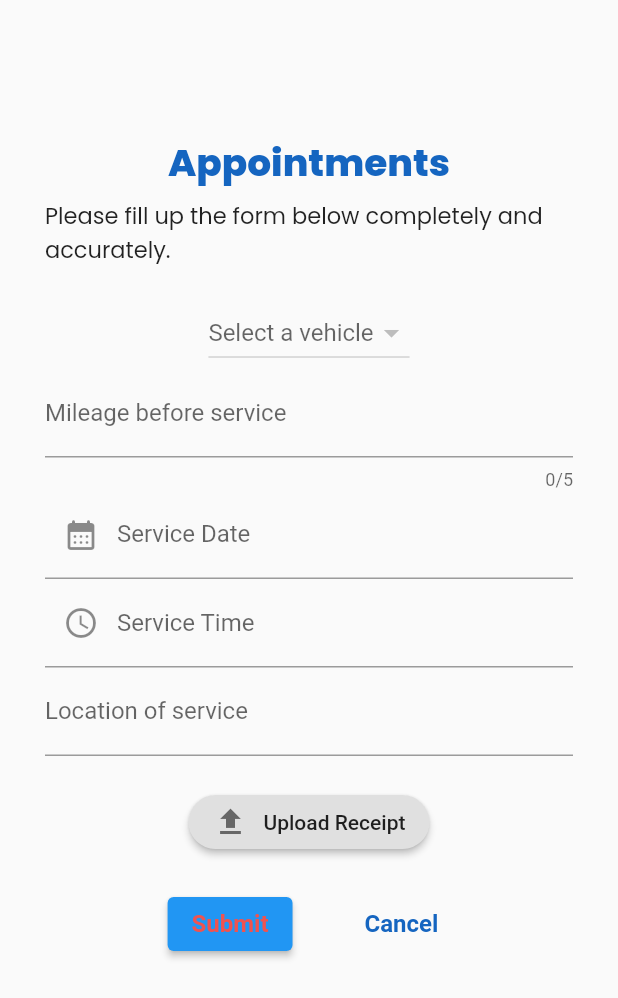
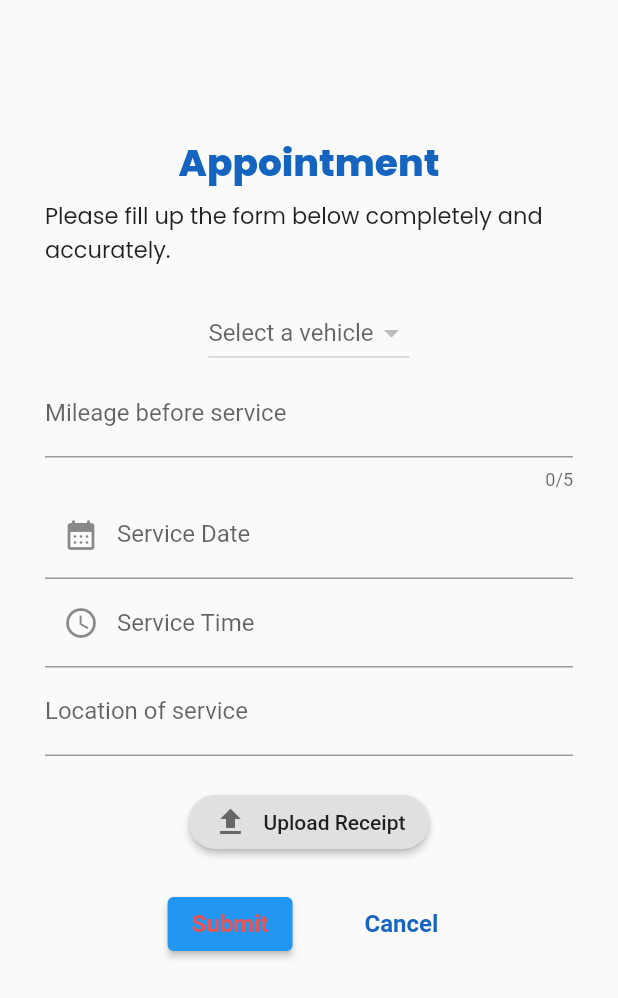
Before and after one commit to dijjeu/fleet_monitoring, a Flutter app: the VehicleService screen opened directly, after a tap on "Appointments", on a phone screen of 412 x 824 dp. Shown: the top 998 px of the screen. Run offline on Flutter 3.47's test engine with Material 2 defaults, Android fonts, the light colour scheme and no system bars; our stand-ins replace curved_navigation_bar, file_picker, flutter_local_notifications, google_fonts, open_file, shared_preferences; accounts and stored records are empty.

Commit message:
appointment - slightly working
- if appt = display alert dialog if 1 week prior to appt
 > issues: only one appointment will show after adding 2nd registration expiry
- notifications: should be in order when they were added; not by list

```diff
--- a/lib/dashboard_screen.dart
+++ b/lib/dashboard_screen.dart
@@ -1,9 +1,6 @@
-import 'package:fleet_monitoring/login/login.dart';
-import 'package:fleet_monitoring/notification.dart';
 import 'package:fleet_monitoring/repositories/app_state.dart';
 import 'package:fleet_monitoring/repositories/vehicle.dart';
 import 'package:fleet_monitoring/vehicle/vehicle_entry.dart';
-import 'package:fleet_monitoring/vehicle/vehicle_service.dart';
 import 'package:flutter/material.dart';
 import 'package:flutter_local_notifications/flutter_local_notifications.dart';
 import 'package:google_fonts/google_fonts.dart';
--- a/lib/home.dart
+++ b/lib/home.dart
@@ -1,10 +1,7 @@
 import 'package:curved_navigation_bar/curved_navigation_bar.dart';
-import 'package:fleet_monitoring/auth/auth.dart';
 import 'package:fleet_monitoring/dashboard_screen.dart';
 import 'package:fleet_monitoring/notification.dart';
 import 'package:fleet_monitoring/profile_screen.dart';
-import 'package:fleet_monitoring/repositories/service_entry.dart';
-import 'package:fleet_monitoring/repositories/user_repository.dart';
 import 'package:fleet_monitoring/vehicle/vehicle_service.dart';
 import 'package:flutter/material.dart';
 
--- a/lib/login/login.dart
+++ b/lib/login/login.dart
@@ -114,9 +114,7 @@ class _LoginState extends State<Login> {
                   ElevatedButton(
                     onPressed: () {
                       if (_formKey.currentState!.validate()) {
-                        if (Authentication.getLoggedInUser() != null) {
-                          _login();
-                        }
+                        _login();
                         //_login();
                       } else {
                         ScaffoldMessenger.of(context).showSnackBar(
--- a/lib/login/register.dart
+++ b/lib/login/register.dart
@@ -6,7 +6,6 @@ import 'package:shared_preferences/shared_preferences.dart';
 
 import '../home.dart';
 import '../login/login.dart';
-import '../profile_screen.dart';
 import '../repositories/app_state.dart';
 import '../repositories/user_repository.dart';
 
--- a/lib/repositories/app_state.dart
+++ b/lib/repositories/app_state.dart
@@ -1,3 +1,4 @@
+import 'package:fleet_monitoring/repositories/service_entry.dart';
 import 'package:fleet_monitoring/repositories/user_repository.dart';
 import 'package:fleet_monitoring/repositories/vehicle.dart';
 import 'package:flutter/material.dart';
@@ -7,6 +8,11 @@ import 'package:provider/provider.dart';
 class AppState extends ChangeNotifier {
   List<VehicleDetails> vehicleDetails = List.empty(growable: true);
   List<VehicleDetails> allVehicles = List.empty(growable: true);
+  List<ServiceEntry> _serviceEntries = [];
+
+  List<ServiceEntry> get serviceEntries => _serviceEntries;
+
+
 
   UserRepository? _userData;
   UserRepository? get userData => _userData;
@@ -21,6 +27,11 @@ class AppState extends ChangeNotifier {
 
   void setVehicleDetail(VehicleDetails vehicleDetail) {
     _vehicleDetail = vehicleDetail;
+    notifyListeners();
+  }
+
+  setServiceEntries(List<ServiceEntry> entries) {
+    _serviceEntries = entries;
     notifyListeners();
   }
 
--- a/lib/repositories/service_entry.dart
+++ b/lib/repositories/service_entry.dart
@@ -1,4 +1,6 @@
-class ServiceEntry {
+import 'package:flutter/cupertino.dart';
+
+class ServiceEntry with ChangeNotifier{
   final String serviceType;
   final String odometer;
   final String serviceDate;
--- a/lib/vehicle/vehicle_entry.dart
+++ b/lib/vehicle/vehicle_entry.dart
@@ -3,7 +3,6 @@ import 'package:flutter/material.dart';
 import 'package:google_fonts/google_fonts.dart';
 import 'package:intl/intl.dart';
 import 'package:provider/provider.dart';
-import 'package:shared_preferences/shared_preferences.dart';
 
 import '../repositories/app_state.dart';
 
--- a/lib/vehicle/vehicle_service.dart
+++ b/lib/vehicle/vehicle_service.dart
@@ -1,16 +1,10 @@
 import 'package:file_picker/file_picker.dart';
-import 'package:fleet_monitoring/notification.dart';
 import 'package:fleet_monitoring/repositories/vehicle.dart';
-import 'package:fleet_monitoring/services/battery_replace.dart';
-import 'package:fleet_monitoring/services/wiper_replace.dart';
-import 'package:fleet_monitoring/vehicle/vehicle_report.dart';
 import 'package:flutter/material.dart';
 import 'package:google_fonts/google_fonts.dart';
 import 'package:intl/intl.dart';
 import 'package:open_file/open_file.dart';
 import 'package:provider/provider.dart';
-
-import '../repositories/app_data.dart';
 import '../repositories/app_state.dart';
 import '../services/service_card.dart';
 import '../repositories/service_entry.dart';
@@ -34,6 +28,7 @@ class _VehicleServiceState extends State<VehicleService>
 
   bool appointmentSet = false;
   DateTime appointmentDate = DateTime.now().add(Duration(days: 7));
+  bool showAppointmentCard = true; // Set this variable to true to show the appointment card
 
   List<ServiceEntry> serviceEntry = [];
   List<String> appointmentNotification = [];
@@ -48,6 +43,7 @@ class _VehicleServiceState extends State<VehicleService>
   @override
   void initState() {
     super.initState();
+    Provider.of<AppState>(context, listen: false).setServiceEntries(serviceEntry);
     _tabController = TabController(length: 2, vsync: this);
   }
 
@@ -201,6 +197,9 @@ class _VehicleServiceState extends State<VehicleService>
                     );
                   },
                 ),
+
+                /// -- APPOINTMENT -- ///
+                if (showAppointmentCard) // Conditionally render the appointment card
                   ServiceCard(
                     title: 'Appointments',
                     image: 'assets/images/appointment.png',
@@ -208,7 +207,7 @@ class _VehicleServiceState extends State<VehicleService>
                       Navigator.push(
                         context,
                         MaterialPageRoute(
-                        builder: (context) => serviceInput('Appointments'),
+                          builder: (context) => appointmentForm(),
                         ),
                       );
                     },
@@ -246,7 +245,6 @@ class _VehicleServiceState extends State<VehicleService>
   }
 
   Widget buildReportsTab() {
-    final appState = Provider.of<AppState>(context);
     if (selectedVehicle != null) {
       selectedPlateNumber = selectedVehicle!.plateNum;
     }
@@ -424,9 +422,7 @@ class _VehicleServiceState extends State<VehicleService>
 
 
   Widget getRow(int index, String plateNumber) {
-    final appState = Provider.of<AppState>(context);
     final ServiceEntry entry = serviceEntry[index];
-    final selectedVehicle = appState.vehicleDetails.firstWhere((vehicle) => vehicle.plateNum == plateNumber);
     return GestureDetector(
       onTap: () {
         showServiceDialog(
@@ -443,7 +439,7 @@ class _VehicleServiceState extends State<VehicleService>
             crossAxisAlignment: CrossAxisAlignment.start,
             children: [
               Text(
-                selectedPlateNumber,
+                entry.plateNumber,
                 style: TextStyle(fontWeight: FontWeight.bold),
               ),
               Text('${entry.serviceType}'),
@@ -457,6 +453,232 @@ class _VehicleServiceState extends State<VehicleService>
 
   }
 
+  Widget appointmentForm() {
+    final appState = Provider.of<AppState>(context);
+    if (selectedVehicle != null) {
+      selectedPlateNumber = selectedVehicle!.plateNum;
+    }
+    return Scaffold(
+      body: Padding(
+        padding: const EdgeInsets.all(30),
+        child: SingleChildScrollView(
+          child: Column(
+            mainAxisAlignment: MainAxisAlignment.spaceEvenly,
+            mainAxisSize: MainAxisSize.max,
+            children: [
+              const SizedBox(height: 60),
+              Text(
+                'Appointment',
+                textAlign: TextAlign.center,
+                style: GoogleFonts.poppins(
+                  fontSize: 25,
+                  fontWeight: FontWeight.w800,
+                  color: Colors.blue[800],
+                ),
+              ),
+              const SizedBox(height: 5),
+              Text(
+                'Please fill up the form below completely and accurately.',
+                style: GoogleFonts.poppins(
+                  fontSize: 15,
+                  fontWeight: FontWeight.normal,
+                  color: Colors.black87,
+                ),
+              ),
+              const SizedBox(height: 20),
+
+              /// -- vehicle dropdown -- ///
+              DropdownButton<VehicleDetails>(
+                value: selectedVehicle,
+                onChanged: (newValue) {
+                  setState(() {
+                    selectedVehicle = newValue;
+                    selectedPlateNumber = newValue?.plateNum ?? '';
+                  });
+                },
+                items: appState.vehicleDetails.map((vehicle) {
+                  return DropdownMenuItem<VehicleDetails>(
+                    value: vehicle,
+                    child: Text(vehicle.plateNum),
+                  );
+                }).toList(),
+                hint: selectedVehicle != null
+                    ? Text(selectedVehicle!.plateNum)
+                    : Text('Select a vehicle'),
+              ),
+
+              /// -- service details -- ///
+
+              TextField(
+                controller: odometerController,
+                decoration: const InputDecoration(
+                  labelText: 'Mileage before service',
+                ),
+                maxLength: 5,
+                keyboardType: TextInputType.number,
+              ),
+              TextFormField(
+                controller: serviceDateController,
+                decoration: const InputDecoration(
+                  labelText: 'Service Date',
+                  prefixIcon: Icon(Icons.calendar_month_rounded),
+                ),
+                readOnly: true,
+                onTap: () async {
+                  DateTime? pickedDate = await showDatePicker(
+                    context: context,
+                    initialDate: DateTime.now(),
+                    firstDate: DateTime(2000),
+                    lastDate: DateTime(2101),
+                  );
+                  if (pickedDate != null) {
+                    print(pickedDate);
+                    String formattedDate =
+                    DateFormat('MM/dd/yyyy').format(pickedDate);
+                    print(formattedDate);
+                    setState(() {
+                      serviceDateController.text = formattedDate;
+                    });
+                  } else {
+                    print('Date is not selected');
+                  }
+                },
+                validator: (value) {
+                  if (value == null || value.isEmpty) {
+                    return 'Please enter the service date.';
+                  }
+                  return null;
+                },
+              ),
+              TextFormField(
+                controller: serviceTimeController,
+                decoration: const InputDecoration(
+                  labelText: 'Service Time',
+                  prefixIcon: Icon(Icons.access_time),
+                ),
+                readOnly: true,
+                onTap: () async {
+                  TimeOfDay? pickedTime = await showTimePicker(
+                    context: context,
+                    initialTime: TimeOfDay.now(),
+                  );
+                  if (pickedTime != null) {
+                    print(pickedTime);
+                    String formattedTime = pickedTime.format(context);
+                    print(formattedTime);
+                    setState(() {
+                      serviceTimeController.text = formattedTime;
+                    });
+                  } else {
+                    print('Time is not selected');
+                  }
+                },
+                validator: (value) {
+                  if (value == null || value.isEmpty) {
+                    return 'Please enter the service time.';
+                  }
+                  return null;
+                },
+              ),
+              TextField(
+                controller: locationController,
+                decoration: const InputDecoration(
+                  labelText: 'Location of service',
+                ),
+              ),
+              const SizedBox(height: 20),
+              ElevatedButton(
+                onPressed: () async {
+                  _openFileExplorer();
+                },
+                child: Row(
+                  mainAxisSize: MainAxisSize.min,
+                  children: [
+                    Icon(Icons.upload, color: Colors.black54,),
+                    const SizedBox(width: 10),
+                    Text(
+                      'Upload Receipt',
+                      style: TextStyle(
+                        color: Colors.black87,
+                      ),
+                    ),
+                  ],
+                ),
+                style: ButtonStyle(
+                  backgroundColor: MaterialStateProperty.all<Color>(Colors.grey.shade300),
+                  shape: MaterialStateProperty.all<RoundedRectangleBorder>(
+                    RoundedRectangleBorder(
+                      borderRadius: BorderRadius.circular(20), // Adjust the value to control the roundness
+                    ),
+                  ),
+                ),
+              ),
+              const SizedBox(height: 20),
+
+              /// -- text buttons -- ///
+              Row(
+                mainAxisAlignment: MainAxisAlignment.center,
+                children: [
+                  ElevatedButton(
+                    onPressed: () async {
+                      final String odometer = odometerController.text.trim();
+                      final String location = locationController.text.trim();
+                      final String serviceDate = serviceDateController.text.trim();
+                      final String serviceTime = serviceTimeController.text.trim();
+
+                      if (odometer.isNotEmpty &&
+                          location.isNotEmpty &&
+                          serviceDate.isNotEmpty &&
+                          serviceTime.isNotEmpty) {
+                        setState(() {
+                          odometerController.text = '';
+                          locationController.text = '';
+                          serviceDateController.text = '';
+                          serviceTimeController.text = '';
+
+                          serviceEntry.add(ServiceEntry(
+                            serviceType: '',
+                            odometer: odometer,
+                            serviceDate: serviceDate,
+                            serviceTime: serviceTime,
+                            location: location,
+                            plateNumber: selectedPlateNumber, // Store the selected plate number in the service entry
+                          ));
+                        });
+                      }
+                      Navigator.pop(context);
+                    },
+                    child: Text(
+                      'Submit',
+                      style: TextStyle(
+                        color: Colors.red[400],
+                        fontSize: 16,
+                        fontWeight: FontWeight.w600,
+                      ),
+                    ),
+                  ),
+                  const SizedBox(width: 40),
+                  TextButton(
+                    onPressed: () {
+                      Navigator.pop(context);
+                    },
+                    child: Text(
+                      'Cancel',
+                      style: TextStyle(
+                        color: Colors.blue[800],
+                        fontSize: 16,
+                        fontWeight: FontWeight.w600,
+                      ),
+                    ),
+                  ),
+                ],
+              ),
+            ],
+          ),
+        ),
+      ),
+    );
+  }
 
 
   Widget serviceInput(String serviceType) {
@@ -508,9 +730,13 @@ class _VehicleServiceState extends State<VehicleService>
                     child: Text(vehicle.plateNum),
                   );
                 }).toList(),
-                hint: selectedVehicle != null ? Text(selectedVehicle!.plateNum) : Text('Select a vehicle'),
+                hint: selectedVehicle != null
+                    ? Text(selectedVehicle!.plateNum)
+                    : Text('Select a vehicle'),
               ),
+
               /// -- service details -- ///
+
               TextField(
                 controller: odometerController,
                 decoration: const InputDecoration(
```
Also changed, not shown: lib/main.dart (+10 -2 lines), lib/notification.dart (+48 -0 lines). Lines whose indentation alone changed are shown as unchanged.
